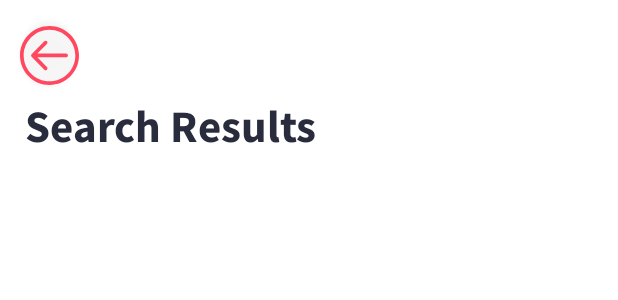
After one commit to omerrguzel/Travel-App, an Android app: the layout fragment_search_result.xml on its own in the app's theme, with its tools: preview values and no code run, on a phone screen of 412 x 824 dp. The commit adds this screen. Shown: the top 300 px of the screen. Run offline under Robolectric (Android 15) with nearby library versions, the phone set to English and light mode, and no system bars.

Commit message:
Added SearchResultFragment

```diff
--- /dev/null
+++ b/app/src/main/java/com/oguzel/travel_app/SearchResultFragment.kt
@@ -0,0 +1,21 @@
+package com.oguzel.travel_app
+
+import android.os.Bundle
+import androidx.fragment.app.Fragment
+import android.view.LayoutInflater
+import android.view.View
+import android.view.ViewGroup
+
+class SearchResultFragment : Fragment() {
+
+    override fun onCreate(savedInstanceState: Bundle?) {
+        super.onCreate(savedInstanceState)
+    }
+
+    override fun onCreateView(
+        inflater: LayoutInflater, container: ViewGroup?,
+        savedInstanceState: Bundle?
+    ): View? {
+        return inflater.inflate(R.layout.fragment_search_result, container, false)
+    }
+}
--- /dev/null
+++ b/app/src/main/res/layout/fragment_search_result.xml
@@ -0,0 +1,59 @@
+<?xml version="1.0" encoding="utf-8"?>
+<layout>
+
+    <data>
+
+    </data>
+
+    <androidx.constraintlayout.widget.ConstraintLayout xmlns:android="http://schemas.android.com/apk/res/android"
+        xmlns:app="http://schemas.android.com/apk/res-auto"
+        xmlns:tools="http://schemas.android.com/tools"
+        android:layout_width="match_parent"
+        android:layout_height="match_parent"
+        tools:context=".SearchResultFragment">
+
+        <com.google.android.material.button.MaterialButton
+            android:layout_width="@dimen/_30sdp"
+            android:layout_height="@dimen/_35sdp"
+            android:layout_marginStart="@dimen/_10sdp"
+            android:layout_marginTop="@dimen/_10sdp"
+            android:background="@drawable/background_button_bookmark"
+            android:insetTop="0dp"
+            android:insetBottom="0dp"
+            app:backgroundTint="@android:color/transparent"
+            app:icon="@drawable/ic_back_button"
+            app:iconGravity="top"
+            app:iconSize="@dimen/_30sdp"
+            app:iconTint="#FF4760"
+            app:layout_constraintStart_toStartOf="parent"
+            app:layout_constraintTop_toTopOf="parent" />
+
+        <TextView
+            android:id="@+id/textViewSearchResults"
+            android:layout_width="wrap_content"
+            android:layout_height="wrap_content"
+            android:layout_marginStart="@dimen/_13sdp"
+            android:layout_marginTop="@dimen/_49sdp"
+            android:fontFamily="@font/source_sans_pro_bold"
+            android:text="Search Results"
+            android:textColor="#292C3D"
+            android:textFontWeight="700"
+            android:textSize="@dimen/_23ssp"
+            app:layout_constraintStart_toStartOf="parent"
+            app:layout_constraintTop_toTopOf="parent"
+            app:lineHeight="@dimen/_29sdp" />
+
+        <androidx.recyclerview.widget.RecyclerView
+            android:id="@+id/recyclerViewNearbyAttractions"
+            android:layout_width="match_parent"
+            android:layout_height="@dimen/_585sdp"
+            android:layout_marginStart="@dimen/_13sdp"
+            android:layout_marginTop="@dimen/_10sdp"
+            android:layout_marginEnd="@dimen/_13sdp"
+            android:orientation="vertical"
+            app:layout_constraintEnd_toEndOf="parent"
+            app:layout_constraintStart_toStartOf="parent"
+            app:layout_constraintTop_toBottomOf="@+id/textViewSearchResults" />
+
+    </androidx.constraintlayout.widget.ConstraintLayout>
+</layout>
--- a/app/src/main/res/navigation/main_graph.xml
+++ b/app/src/main/res/navigation/main_graph.xml
@@ -30,4 +30,9 @@
         android:name="com.oguzel.travel_app.presentation.detail.DetailFragment"
         android:label="fragment_detail"
         tools:layout="@layout/fragment_detail" />
+    <fragment
+        android:id="@+id/searchResultFragment"
+        android:name="com.oguzel.travel_app.SearchResultFragment"
+        android:label="fragment_search_result"
+        tools:layout="@layout/fragment_search_result" />
 </navigation>
```
